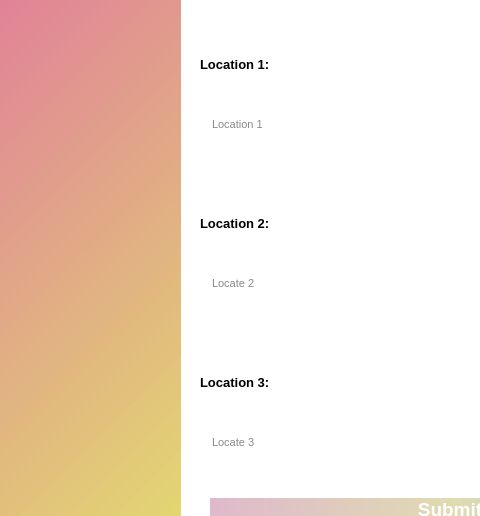
First picture: the form in locationTesting.ui, repository player62/Date-Manger, before the edit; both pictures show x 0 to 480 and y 229 to 745 of the 900 by 900 pixel window.
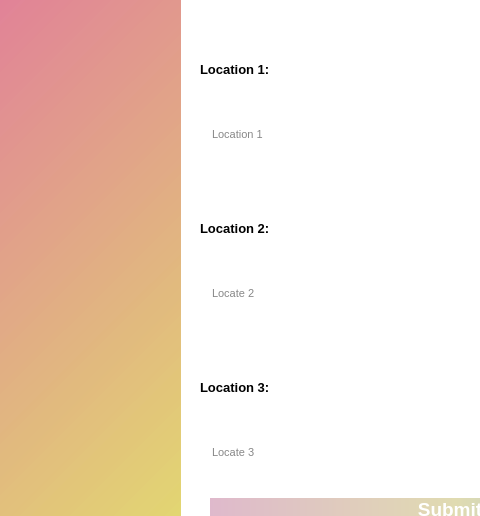
Second picture: the form after the edit.

```diff
--- a/locationTesting.ui
+++ b/locationTesting.ui
@@ -154,7 +154,7 @@
               <property name="sizeHint" stdset="0">
                <size>
                 <width>20</width>
-                <height>40</height>
+                <height>30</height>
                </size>
               </property>
              </spacer>
@@ -242,7 +242,7 @@
               <property name="sizeHint" stdset="0">
                <size>
                 <width>20</width>
-                <height>40</height>
+                <height>30</height>
                </size>
               </property>
              </spacer>
@@ -327,7 +327,7 @@
               <property name="sizeHint" stdset="0">
                <size>
                 <width>20</width>
-                <height>40</height>
+                <height>30</height>
                </size>
               </property>
              </spacer>
```
